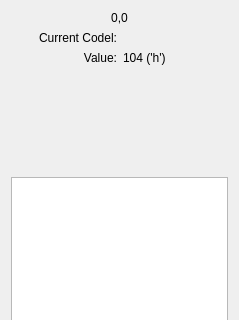
Before: the Qt Designer form DebugWidget.ui in Ramblurr/PietCreator, drawn with Qt 5; both pictures show x 0 to 239 and y 0 to 320 of the 239 by 539 pixel window.
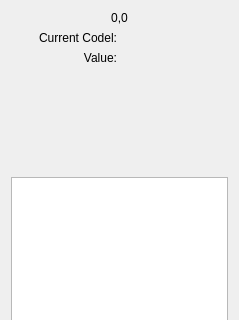
After: the same form once the commit is applied.

Commit message: Show the current codel's value in the debug widget

Patch:
```diff
--- a/DebugWidget.ui
+++ b/DebugWidget.ui
@@ -49,7 +49,7 @@
      <item row="2" column="1">
       <widget class="QLabel" name="mValueLabel">
        <property name="text">
-        <string>104 ('h')</string>
+        <string/>
        </property>
       </widget>
      </item>
```
The commit also changes 3 other files.
